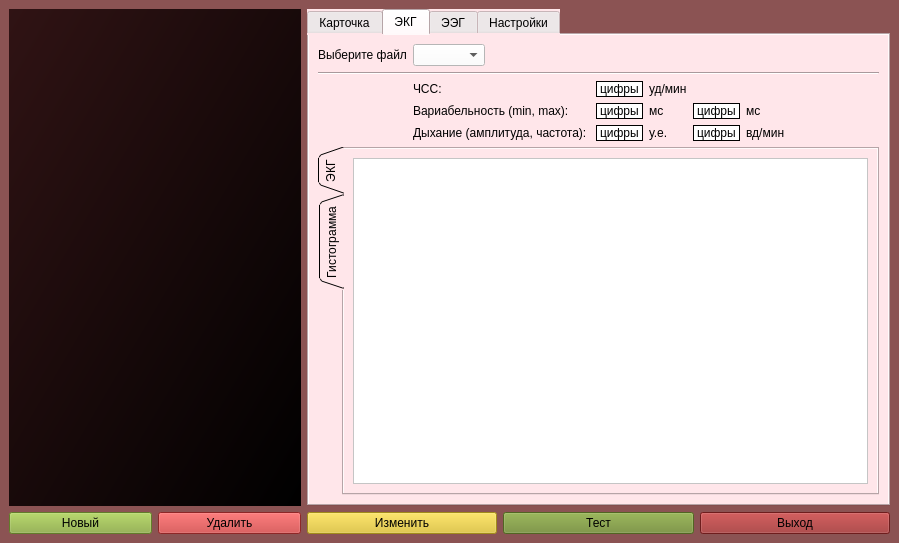
Before: the Qt Designer form design.ui in egorguslyan/kvantoriada, drawn with Qt 5.
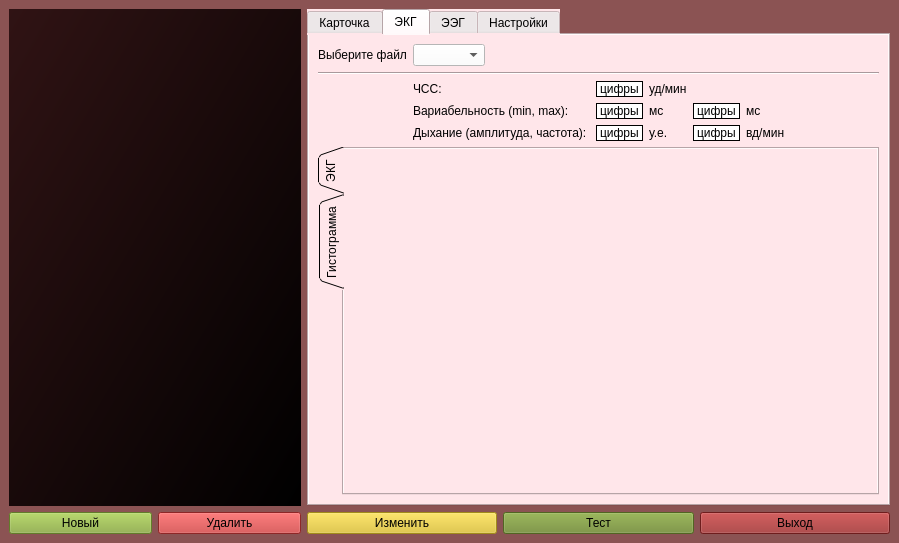
After: the same form once the commit is applied. The open tabs and pages were chosen to show the change. Custom widgets are drawn as their Qt base class.

The edit to the form file:
```diff
--- a/design.ui
+++ b/design.ui
@@ -1084,15 +1084,7 @@
              <attribute name="title">
               <string>ЭКГ</string>
              </attribute>
-             <layout class="QHBoxLayout" name="horizontalLayout_18">
-              <item>
-               <widget class="QGraphicsView" name="graphicsView_3">
-                <property name="styleSheet">
-                 <string notr="true">background-color: rgb(255, 255, 255);</string>
-                </property>
-               </widget>
-              </item>
-             </layout>
+             <layout class="QVBoxLayout" name="verticalLayout_8"/>
             </widget>
             <widget class="QWidget" name="tab_5">
              <attribute name="title">
```
Left out of the diff: 81 changed lines with no effect on the pictures.
